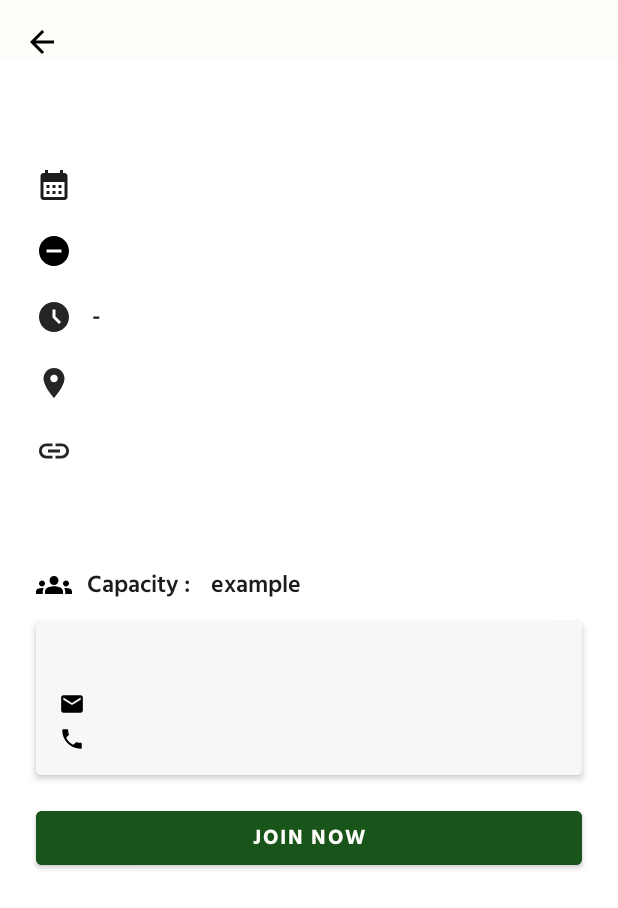
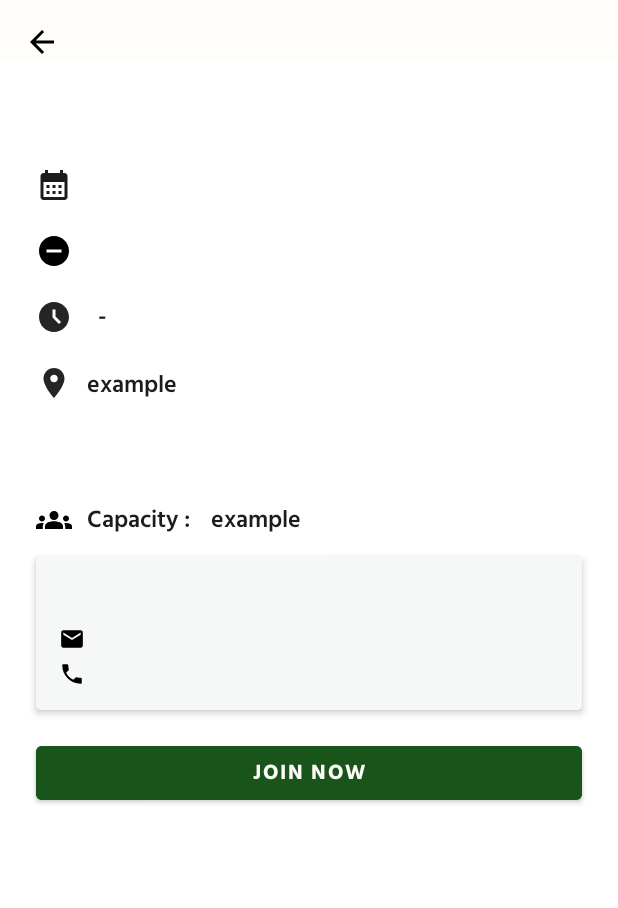
Before and after one commit to DCS-RSD/Jobscoon, an Android app: the layout fragment_career_development_details.xml on its own in the app's theme, with its tools: preview values and no code run, on a phone screen of 412 x 824 dp. Shown: the top 908 px of the screen. Run offline under Robolectric (Android 15) with nearby library versions, the phone set to English and light mode, and no system bars.

Commit message:
done carrer

```diff
--- a/app/src/main/java/com/example/assignment/api/Route.kt
+++ b/app/src/main/java/com/example/assignment/api/Route.kt
@@ -165,13 +165,13 @@ interface Route {
     /*apply career development
     return message if needed
      */
-    @GET("applycareer/{id}")
+    @POST("applycareer/{id}")
     fun applyCareer(
         @Header("Authorization") token: String,
         @Path("id") id:Int
     ): Call<ValidationErrorResponse>
 
-    @GET("cancelcareer/{id}")
+    @POST("cancelcareer/{id}")
     fun cancelCareer(
         @Header("Authorization") token: String,
         @Path("id") id:Int
--- a/app/src/main/res/layout/fragment_career_development_details.xml
+++ b/app/src/main/res/layout/fragment_career_development_details.xml
@@ -145,7 +145,7 @@
                     android:layout_width="wrap_content"
                     android:layout_height="wrap_content"
                     android:layout_marginStart="3dp"
-                    android:text="-"
+                    android:text=" - "
                     android:fontFamily="@font/hind_siliguri_semibold"
                     android:textColor="@color/black"
                     android:textSize="16sp"
@@ -191,7 +191,7 @@
                         android:layout_width="match_parent"
                         android:layout_height="wrap_content"
                         android:layout_marginStart="10dp"
-                        android:text="@{careerDevelopmentItem.location}"
+                        android:text="example"
                         android:fontFamily="@font/hind_siliguri_semibold"
                         android:textColor="@color/black"
                         android:textSize="16sp"
@@ -201,29 +201,6 @@
 
                 </LinearLayout>
 
-
-
-                <ImageView
-                    android:id="@+id/imageView5"
-                    android:layout_width="wrap_content"
-                    android:layout_height="wrap_content"
-                    android:layout_marginTop="20dp"
-                    android:src="@drawable/icon_link"
-                    app:layout_constraintStart_toStartOf="@+id/imageView12"
-                    app:layout_constraintTop_toBottomOf="@+id/location" />
-
-                <TextView
-                    android:id="@+id/textView19"
-                    android:layout_width="wrap_content"
-                    android:layout_height="wrap_content"
-                    android:layout_marginStart="10dp"
-                    android:text="@{careerDevelopmentItem.link}"
-                    android:fontFamily="@font/hind_siliguri_semibold"
-                    android:textColor="@color/black"
-                    android:textSize="16sp"
-                    app:layout_constraintBottom_toBottomOf="@+id/imageView5"
-                    app:layout_constraintStart_toEndOf="@+id/imageView5"
-                    app:layout_constraintTop_toTopOf="@+id/imageView5" />
 
                 <TextView
                     android:id="@+id/textView20"
@@ -237,7 +214,7 @@
                     android:textColor="@color/black"
                     android:textSize="15sp"
                     app:layout_constraintStart_toStartOf="parent"
-                    app:layout_constraintTop_toBottomOf="@+id/textView19"
+                    app:layout_constraintTop_toBottomOf="@+id/location"
                     app:layout_constraintEnd_toEndOf="parent"/>
 
                 <ImageView
```
Also changed, not shown: app/src/main/java/com/example/assignment/employee/CareerDevelopmentDetailsFragment.kt (+17 -6 lines).
